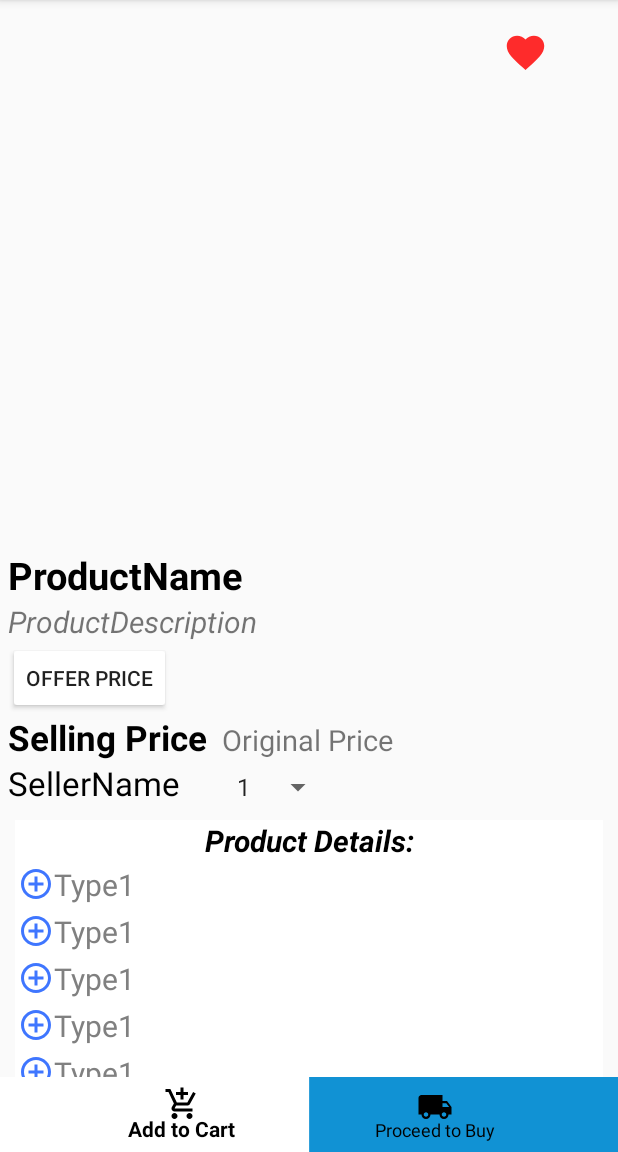
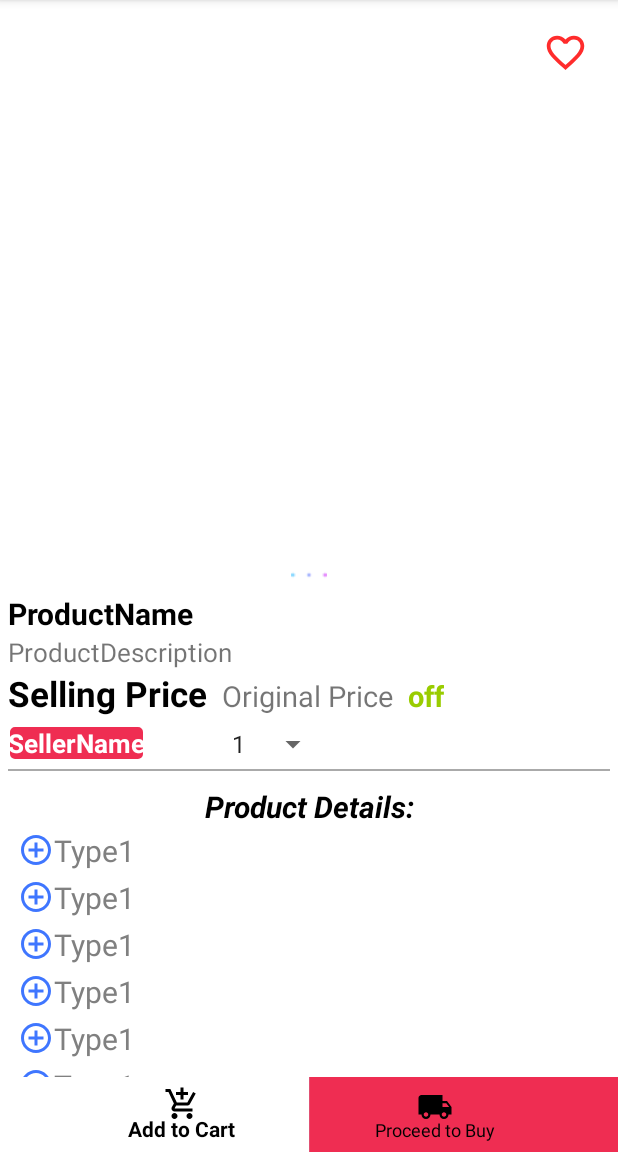
Before and after one commit to KimonnAravind/PrintArtPrinters, an Android app: the ShowDetailsActivity screen opened directly, with no data from a screen before it, on a phone screen of 412 x 824 dp, the part 84-1236 px from its top. Run offline under Robolectric (Android 15) with nearby library versions, the phone set to English and light mode, and no system bars; our stand-ins replace Firebase (no records; nobody signed in at launch, a user with empty details on screens opened directly), Picasso; libraries missing offline, so code that uses them is left out: io.paperdb; pictures from the network do not load; 1 statement that could not run was skipped.

Commit message:
git commit -m "PrintArt"

```diff
--- a/app/src/main/java/com/assigned/printart/ShowDetailsActivity.java
+++ b/app/src/main/java/com/assigned/printart/ShowDetailsActivity.java
@@ -61,7 +61,7 @@ public class ShowDetailsActivity extends AppCompatActivity implements ProductFir
     private List<ProductBanners> productBannersList = new ArrayList<>();
     private int currentposition = 0;
     private DatabaseReference ProductDetailsRef;
-    TextView t1, t2, t3, t4, t5, t6;
+    TextView t1, t2, t3, t4, t5, t6,offs;
 
     DatabaseReference databaseReference;
     private TextView Pname, PDes, POprice, PSprice, Sellers;
@@ -84,6 +84,7 @@ public class ShowDetailsActivity extends AppCompatActivity implements ProductFir
         Toast.makeText(this, "" + CategoryID, Toast.LENGTH_SHORT).show();
         times = getIntent().getStringExtra("Time");
         h = getIntent().getStringExtra("IDs");
+        offs = (TextView)findViewById(R.id.offerp);
         t1 = (TextView) findViewById(R.id.type1);
         databaseReference = FirebaseDatabase.getInstance().getReference();
         strs = Paper.book().read(PaperStore.UserLoginID);
@@ -141,13 +142,16 @@ public class ShowDetailsActivity extends AppCompatActivity implements ProductFir
                     z = Integer.parseInt(dataSnapshot.child("PpriceO").getValue().toString());
                     POprice.setPaintFlags(POprice.getPaintFlags() | Paint.STRIKE_THRU_TEXT_FLAG);
                     PSprice.setText("₹" + dataSnapshot.child("Psp").getValue().toString());
-                    Sellers.setText(dataSnapshot.child("Seller").getValue().toString());
+                    Sellers.setText(" "+dataSnapshot.child("Seller").getValue().toString()+" ");
                     t1.setText(dataSnapshot.child("type").getValue().toString());
                     t2.setText(dataSnapshot.child("type1").getValue().toString());
                     t3.setText(dataSnapshot.child("type2").getValue().toString());
                     t4.setText(dataSnapshot.child("type3").getValue().toString());
                     t5.setText(dataSnapshot.child("type4").getValue().toString());
                     t6.setText(dataSnapshot.child("type5").getValue().toString());
+                    int percent =y  * 100 / z;
+                    offs.setText(""+(100-percent)+"%offer");
+
                 }
             }
 
--- a/app/src/main/res/layout/activity_show_details.xml
+++ b/app/src/main/res/layout/activity_show_details.xml
@@ -4,6 +4,7 @@
     xmlns:tools="http://schemas.android.com/tools"
     android:layout_width="match_parent"
     android:layout_height="match_parent"
+    android:background="@android:color/white"
     tools:context=".ShowDetailsActivity">
 
 
@@ -33,23 +34,31 @@
             </com.google.android.material.appbar.AppBarLayout>
 
             <RelativeLayout
-                android:layout_width="wrap_content"
+                android:layout_width="match_parent"
                 android:layout_height="wrap_content">
 
                 <androidx.viewpager.widget.ViewPager
                     android:id="@+id/productviewerpage"
                     android:layout_width="match_parent"
                     android:layout_height="350dp"
+                    android:layout_centerInParent="true"
                     android:layout_margin="8dp" />
 
                 <ImageView
                     android:id="@+id/addtowishlist"
                     android:layout_width="30dp"
                     android:layout_height="30dp"
-                    android:layout_marginLeft="335dp"
+                    android:layout_alignParentEnd="true"
+                    android:layout_margin="20dp"
+                    android:src="@drawable/ic_favorite_border_black_24dp" />
 
-                    android:layout_marginTop="20dp"
-                    android:src="@drawable/ic_favorite_black_24dp" />
+                <ImageView
+                    android:layout_width="match_parent"
+                    android:layout_height="wrap_content"
+                    android:layout_below="@id/productviewerpage"
+                    android:layout_centerHorizontal="true"
+                    android:layout_marginTop="5dp"
+                    android:src="@drawable/moredot" />
             </RelativeLayout>
 
 
@@ -60,26 +69,17 @@
                 android:layout_marginLeft="5dp"
                 android:text="ProductName"
                 android:textColor="@android:color/black"
-                android:textSize="25dp"
+                android:textSize="20dp"
                 android:textStyle="bold" />
 
             <TextView
                 android:id="@+id/ProductDescription"
                 android:layout_width="wrap_content"
                 android:layout_height="wrap_content"
-
                 android:layout_marginLeft="5dp"
-
                 android:text="ProductDescription"
-                android:textSize="20dp"
-                android:textStyle="italic" />
-
-            <Button
-                android:layout_width="wrap_content"
-                android:layout_height="wrap_content"
-                android:layout_marginLeft="5dp"
-                android:backgroundTintMode="screen"
-                android:text="Offer Price" />
+                android:textSize="17dp"
+                 />
 
 
             <LinearLayout
@@ -105,9 +105,18 @@
                     android:layout_width="wrap_content"
                     android:layout_height="wrap_content"
                     android:layout_marginLeft="10dp"
-
                     android:text="Original Price"
                     android:textSize="19dp" />
+
+                <TextView
+                    android:id="@+id/offerp"
+                    android:layout_width="wrap_content"
+                    android:layout_height="wrap_content"
+                    android:layout_marginLeft="10dp"
+                    android:text="off"
+                    android:textColor="@android:color/holo_green_light"
+                    android:textSize="19dp"
+                    android:textStyle="bold" />
             </LinearLayout>
 
             <LinearLayout
@@ -120,19 +129,32 @@
                     android:layout_width="wrap_content"
                     android:layout_height="wrap_content"
                     android:layout_marginLeft="5dp"
+                    android:background="@drawable/popups"
                     android:text="SellerName"
-                    android:textColor="@android:color/black"
-                    android:textSize="22sp" />
+                    android:textColor="@android:color/white"
+                    android:layout_marginTop="5dp"
+                    android:textSize="17dp"
+                    android:textStyle="bold" />
 
                 <Spinner
                     android:id="@+id/spinningID"
                     android:layout_width="wrap_content"
                     android:layout_height="wrap_content"
-                    android:layout_marginLeft="30dp"
+                    android:layout_marginTop="5dp"
+                    android:layout_marginLeft="50dp"
                     android:entries="@array/numis"
                     android:spinnerMode="dialog" />
+
             </LinearLayout>
 
+            <EditText
+                android:layout_width="match_parent"
+                android:layout_height="1dp"
+                android:layout_marginLeft="5dp"
+                android:layout_marginRight="5dp"
+                android:layout_marginTop="5dp"
+                android:enabled="false"
+                android:background="@android:color/darker_gray" />
 
             <FrameLayout
                 android:layout_width="match_parent"
@@ -291,10 +313,11 @@ PrintArt serviece within 24 to 36 hours."
             android:layout_width="match_parent"
             android:layout_height="50dp"
             android:layout_gravity="bottom"
-            android:background="@drawable/bar2"
+            android:background="@drawable/redbottom"
             app:itemIconTint="@android:color/black"
             app:itemTextColor="@android:color/black"
-            app:menu="@menu/addtocartandproceed"></com.google.android.material.bottomnavigation.BottomNavigationView>
+            app:menu="@menu/addtocartandproceed">
+        </com.google.android.material.bottomnavigation.BottomNavigationView>
     </FrameLayout>
 
 
```
Also changed, not shown: app/src/main/res/drawable-v21/moredot.png (added), app/src/main/res/drawable-v21/redbottom.png (added).
